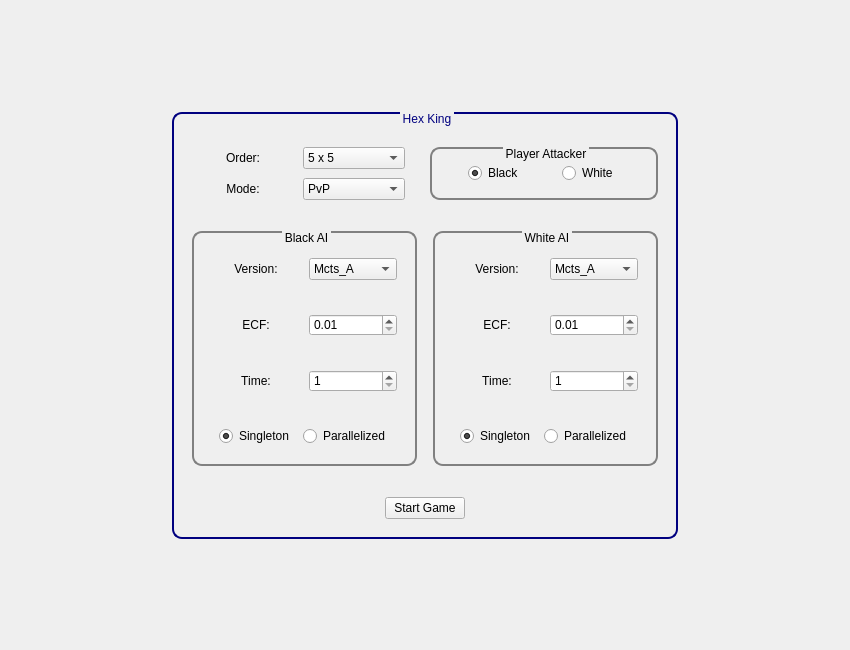
Old version of the form Test_1/hex_ui/StartWidget.ui in the repository supine0703/HexKing.
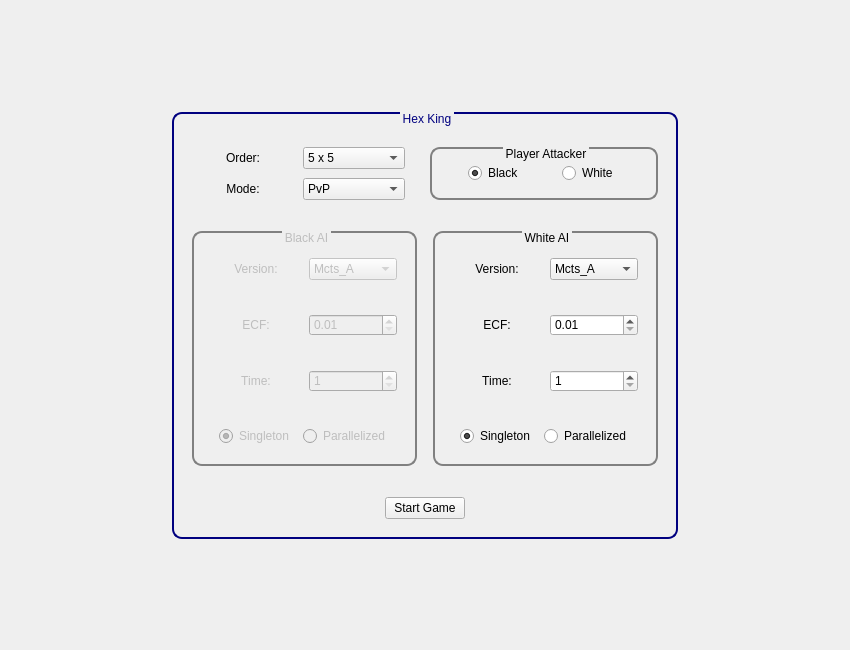
New version of the form.

Diff of the .ui file:
```diff
--- a/Test_1/hex_ui/StartWidget.ui
+++ b/Test_1/hex_ui/StartWidget.ui
@@ -293,6 +293,9 @@
         </property>
         <item>
          <widget class="QGroupBox" name="blackAIGroup">
+          <property name="enabled">
+           <bool>false</bool>
+          </property>
           <property name="title">
            <string>Black AI</string>
           </property>
```
